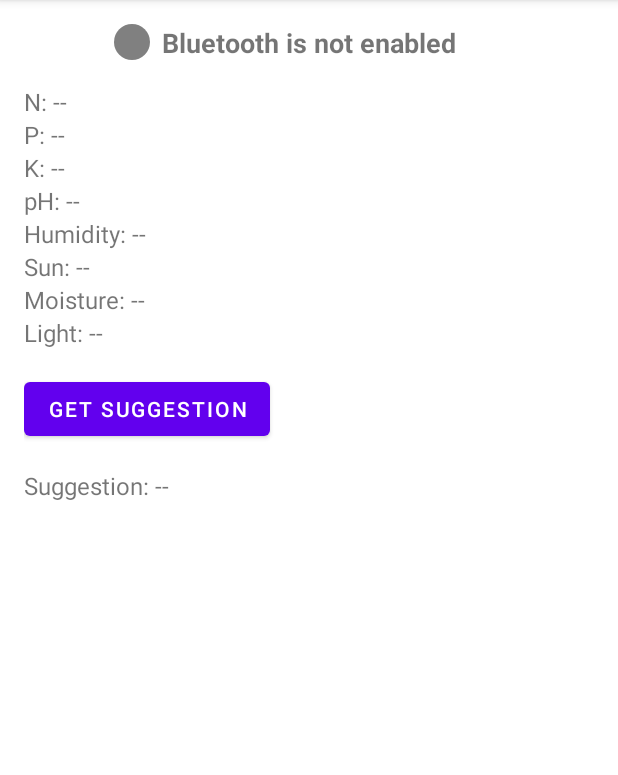
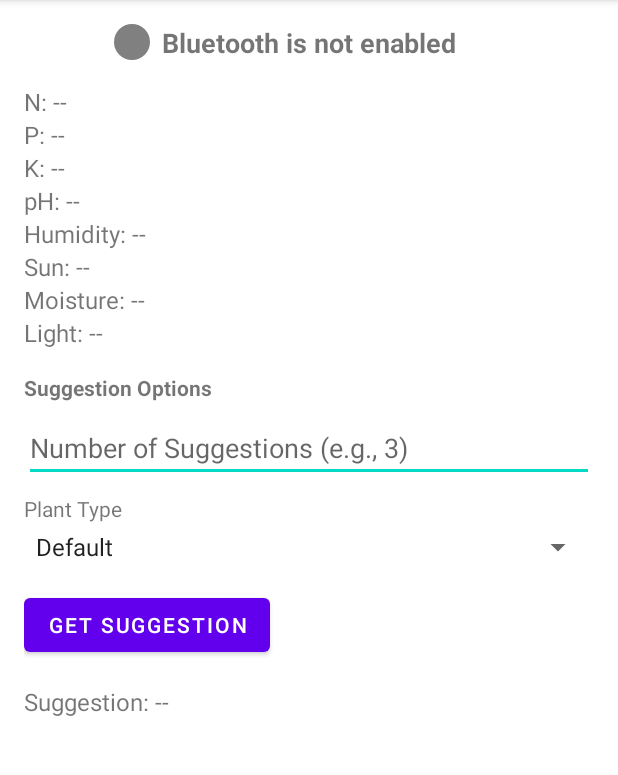
Before and after one commit to stantonious/demeter, an Android app: the screen it shows after launch (MainActivity), on a phone screen of 412 x 824 dp, the part 84-859 px from its top. Run offline under Robolectric (Android 15) with nearby library versions, the phone set to English and light mode, and no system bars.

Commit message:
This commit adds new user options for controlling plant suggestions and improves the reliability of BLE communications.
A new EditText has been added to allow users to specify the number of plant suggestions they want to receive. A Spinner has also been added for selecting the plant type. The `requestSuggestion` method has been updated to write these values to the `UUID_NUM_SUGGESTIONS` and `UUID_PLANT_TYPE` BLE characteristics, respectively.

To address issues with multiple simultaneous BLE writes, a queue-based system has been implemented. This ensures that characteristic writes are performed sequentially, preventing race conditions and improving the overall stability of the BLE communication. The unreliable `Thread.sleep()` calls have been removed in favor of this more robust approach.

Finally, the UI has been improved by adding labels to the new input fields for better clarity.

```diff
--- a/android-client/app/src/main/java/com/example/demeterclient/GattAttributes.java
+++ b/android-client/app/src/main/java/com/example/demeterclient/GattAttributes.java
@@ -18,5 +18,6 @@ public class GattAttributes {
     public static final UUID UUID_LIGHT = UUID.fromString("12345678-1234-5678-1234-56789abcdefc");
     public static final UUID UUID_LLM_STATUS = UUID.fromString("12345678-1234-5678-1234-56789abcdeff");
     public static final UUID UUID_PLANT_TYPE = UUID.fromString("12345678-1234-5678-1234-56789abcdefa");
+    public static final UUID UUID_NUM_SUGGESTIONS = UUID.fromString("12345678-1234-5678-1234-56789abcde00");
     public static final UUID UUID_LLM_SELECTION = UUID.fromString("12345678-1234-5678-1234-56789abcdefd");
 }
--- a/android-client/app/src/main/res/layout/activity_main.xml
+++ b/android-client/app/src/main/res/layout/activity_main.xml
@@ -97,6 +97,33 @@
             android:text="Light: --"
             android:textSize="16sp" />
 
+        <TextView
+            android:layout_width="wrap_content"
+            android:layout_height="wrap_content"
+            android:layout_marginTop="16dp"
+            android:text="Suggestion Options"
+            android:textStyle="bold"/>
+
+        <EditText
+            android:id="@+id/num_suggestions_edit_text"
+            android:layout_width="match_parent"
+            android:layout_height="wrap_content"
+            android:layout_marginTop="8dp"
+            android:hint="Number of Suggestions (e.g., 3)"
+            android:inputType="number" />
+
+        <TextView
+            android:layout_width="wrap_content"
+            android:layout_height="wrap_content"
+            android:layout_marginTop="8dp"
+            android:text="Plant Type"/>
+
+        <Spinner
+            android:id="@+id/plant_type_spinner"
+            android:layout_width="match_parent"
+            android:layout_height="wrap_content"
+            android:layout_marginTop="4dp" />
+
         <Button
             android:id="@+id/get_suggestion_button"
             android:layout_width="wrap_content"
--- a/android-client/app/src/main/res/values/strings.xml
+++ b/android-client/app/src/main/res/values/strings.xml
@@ -1,3 +1,10 @@
 <resources>
     <string name="app_name">Demeter Client</string>
+    <string-array name="plant_types">
+        <item>Default</item>
+        <item>Tomato</item>
+        <item>Cucumber</item>
+        <item>Pepper</item>
+        <item>Lettuce</item>
+    </string-array>
 </resources>
```
Also changed, not shown: android-client/app/src/main/java/com/example/demeterclient/MainActivity.java (+108 -21 lines).
